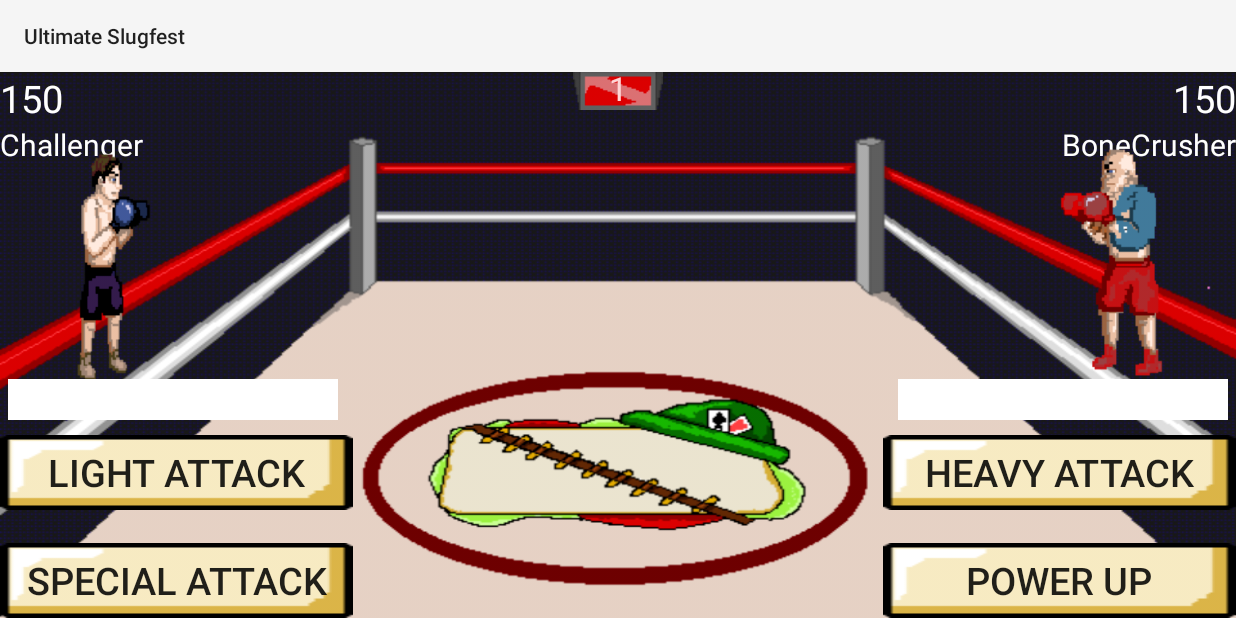
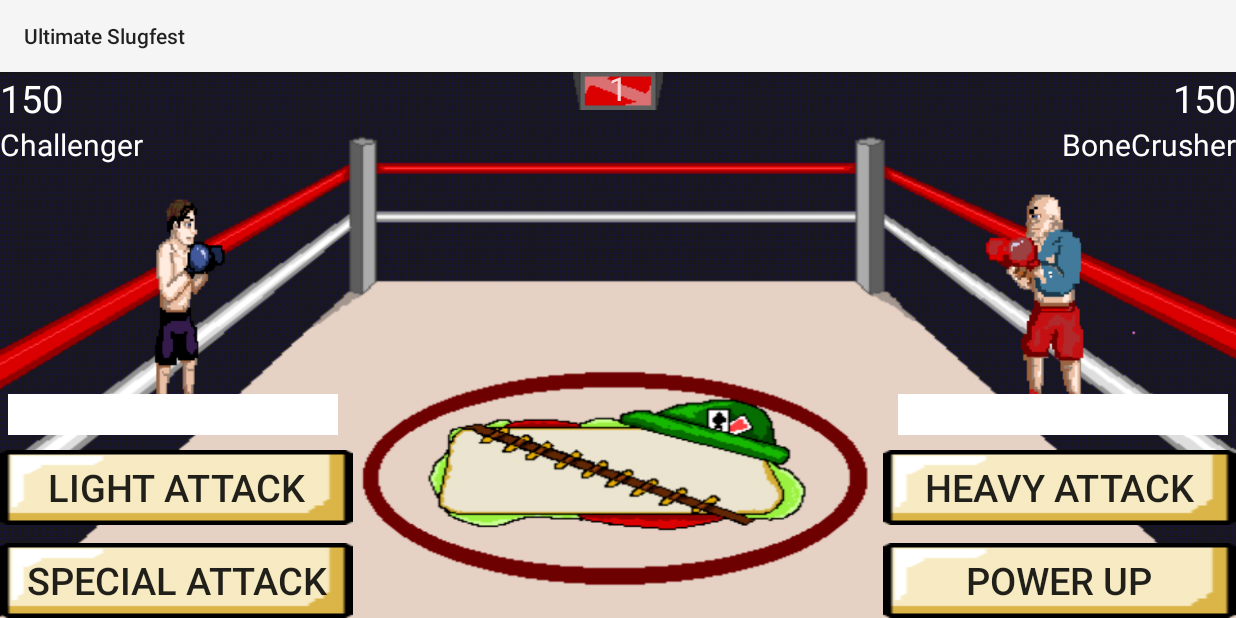
Before and after one commit to DavidMcKenzie218/TextBasedBoxingGame, an Android app: the GameActivity screen opened directly, with no data from a screen before it, on a phone screen of 824 x 412 dp (held sideways). Run offline under Robolectric (Android 15) with nearby library versions, the phone set to English and light mode, and no system bars.

Commit message:
Final layout changes for main game activity

```diff
--- a/Application/UltimateSlugfest/app/src/main/res/layout/activity_game.xml
+++ b/Application/UltimateSlugfest/app/src/main/res/layout/activity_game.xml
@@ -60,11 +60,30 @@
         android:layout_width="wrap_content"
         android:layout_height="wrap_content" />
 
+    <ImageView
+        android:id="@+id/player_sprite"
+        android:layout_marginTop="40dp"
+        android:layout_marginLeft="50dp"
+        android:layout_below="@id/player_health"
+        android:layout_width="wrap_content"
+        android:layout_height="160dp"/>
+
+    <ImageView
+        android:id="@+id/enemy_sprite"
+        android:layout_marginTop="40dp"
+        android:layout_marginRight="50dp"
+        android:layout_below="@id/enemy_health"
+        android:layout_alignParentRight="true"
+        android:layout_width="wrap_content"
+        android:layout_height="160dp" />
+
+
     <TextView
         android:id="@+id/player_output"
         android:textSize="20sp"
         android:text=""
         android:layout_marginLeft="5dp"
+        android:layout_marginTop="-20dp"
         android:layout_below="@+id/player_sprite"
         android:layout_width="220dp"
         android:layout_height="wrap_content"
@@ -75,26 +94,13 @@
         android:textSize="20sp"
         android:text=""
         android:layout_marginRight="5dp"
+        android:layout_marginTop="-20dp"
         android:layout_below="@+id/enemy_sprite"
         android:layout_alignRight="@id/player_health"
         android:layout_width="220dp"
         android:layout_height="wrap_content"
         android:background="@color/colorWhite" />
 
-    <ImageView
-        android:id="@+id/player_sprite"
-        android:layout_marginTop="10dp"
-        android:layout_below="@id/player_health"
-        android:layout_width="wrap_content"
-        android:layout_height="160dp"/>
-
-    <ImageView
-        android:id="@+id/enemy_sprite"
-        android:layout_marginTop="10dp"
-        android:layout_below="@id/enemy_health"
-        android:layout_alignParentRight="true"
-        android:layout_width="wrap_content"
-        android:layout_height="160dp" />
 
     <Button
         android:id="@+id/light_attack"
```
